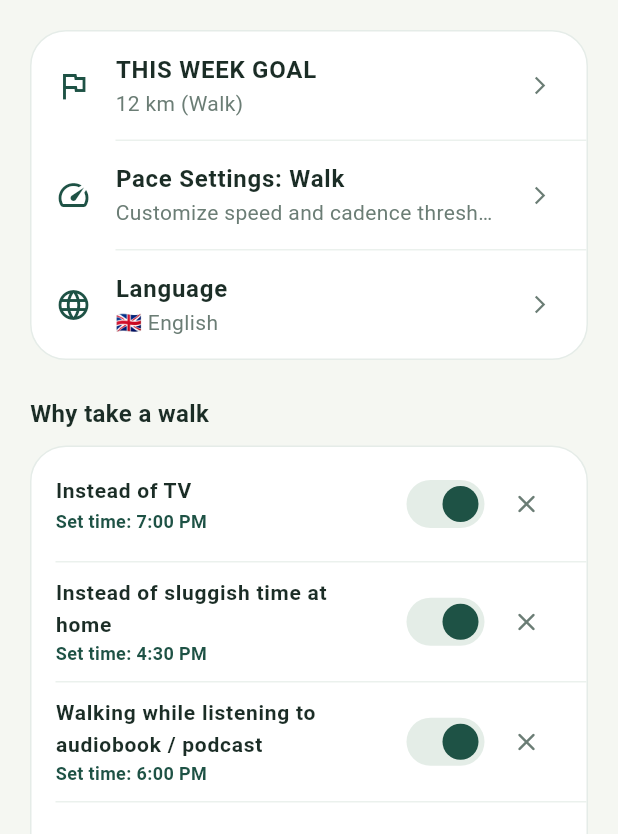
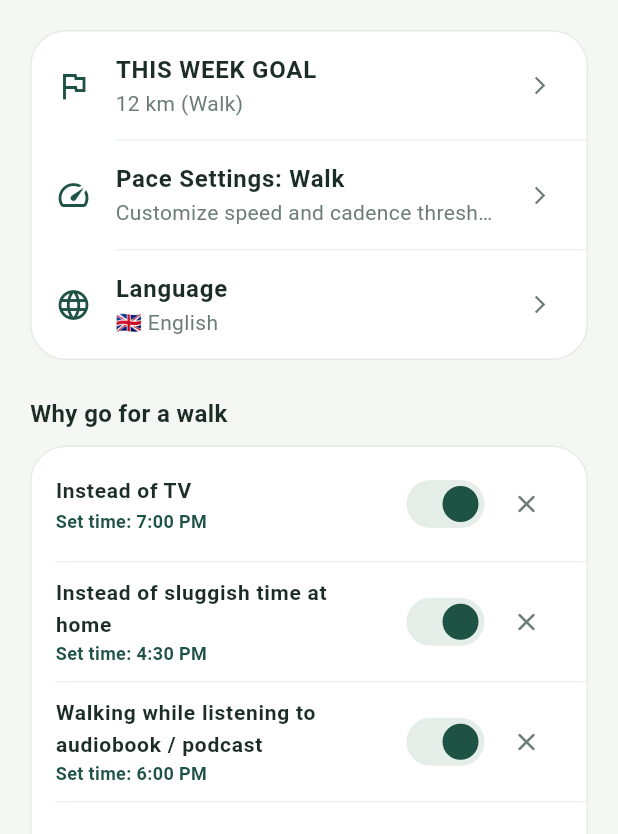
Before and after one commit to idawidmarys/capigo, a Flutter app: the SettingsScreen screen opened directly, after a tap on the "close" icon, on a phone screen of 412 x 824 dp, the part 402-1236 px from its top. Run offline on Flutter 3.47's test engine with Material 3 defaults, Android fonts, the phone set to English and light mode, and no system bars; our stand-ins replace device_preview, flutter_local_notifications, flutter_map, geolocator, image_picker, latlong2 and 4 more; accounts and stored records are empty.

Commit message:
fix: map auto-follow, notification bug after workout, goal header overflow, mode-aware habits title, OS language on permissions screen, localized workout notifications, chart label colors and distance precision
- tracking_provider: cancel timer and streams in _reset() before state clear so they cannot re-post notifications after workout ends (root cause of ghost lock-screen notification); add lang/activityName params to updateWorkoutNotification so notification shows localized activity name; startTracking accepts lang param
- active_workout_screen: replace unreliable addPostFrameCallback-in-build map follow with a dedicated TrackingProvider listener (didChangeDependencies + addListener) so map reliably centers on user and rotates heading-up during tracking
- home_screen: wrap weekly-goal header label in Expanded + overflow ellipsis so "CEL NA TEN TYDZIEŃ (NORDIC WALKING)" no longer pushes "Edytuj" off screen on narrow devices
- onboarding_screen: permissions step now uses LocalizationService.tr for title, description and button so the screen respects the detected OS language instead of always showing Polish
- settings_screen: "Dlaczego warto wyjść na spacer" section header is now mode-aware (spacer / pobiegać / pojechać na rower / Nordic Walking) for all four languages
- notification_service: ongoing always true during tracking (dismissed only via cancelWorkoutNotification); localized pause/resume/stop action labels; localized activity name in notification title; habits channel description updated
- workout_report_screen: step-dynamics chart Y-axis labels use AppColors.textMuted for readability; distance chart data points rounded to 2 decimal km so Y-axis shows clean values like 2.80 instead of many fractional digits

```diff
--- a/lib/screens/onboarding_screen.dart
+++ b/lib/screens/onboarding_screen.dart
@@ -694,16 +694,16 @@ class _OnboardingScreenState extends State<OnboardingScreen> {
             child: const Icon(Icons.security_rounded, color: AppColors.forestGreen, size: 48),
           ),
           const SizedBox(height: 24),
-          const Text(
-            'Dostęp do czujników i lokalizacji',
+          Text(
+            LocalizationService.tr('permissions_title', lang),
             textAlign: TextAlign.center,
-            style: TextStyle(fontSize: 22, fontWeight: FontWeight.w900, color: AppColors.textDark),
+            style: const TextStyle(fontSize: 22, fontWeight: FontWeight.w900, color: AppColors.textDark),
           ),
           const SizedBox(height: 12),
-          const Text(
-            'Aby precyzyjnie mierzyć przebyte kilometry, trasę i tempo oraz wysyłać motywujące przypomnienia, CapiGo potrzebuje zgody na dostęp do lokalizacji GPS i powiadomień.',
+          Text(
+            LocalizationService.tr('permissions_desc', lang),
             textAlign: TextAlign.center,
-            style: TextStyle(fontSize: 14, color: AppColors.textSecondary, height: 1.4),
+            style: const TextStyle(fontSize: 14, color: AppColors.textSecondary, height: 1.4),
           ),
           const SizedBox(height: 48),
 
@@ -716,9 +716,9 @@ class _OnboardingScreenState extends State<OnboardingScreen> {
                 backgroundColor: AppColors.forestGreen,
                 shape: RoundedRectangleBorder(borderRadius: BorderRadius.circular(18)),
               ),
-              child: const Text(
-                'Zezwól na dostęp i zaczynajmy',
-                style: TextStyle(fontSize: 16, fontWeight: FontWeight.bold, color: Colors.white),
+              child: Text(
+                LocalizationService.tr('grant_permissions', lang),
+                style: const TextStyle(fontSize: 16, fontWeight: FontWeight.bold, color: Colors.white),
               ),
             ),
           ),
--- a/lib/screens/settings_screen.dart
+++ b/lib/screens/settings_screen.dart
@@ -219,7 +219,7 @@ class SettingsScreen extends StatelessWidget {
 
           // Scheduled habit prompts header
           Text(
-            LocalizationService.tr('habits_title', lang),
+            _habitsTitle(lang, activeType),
             style: const TextStyle(
               fontSize: 16,
               fontWeight: FontWeight.bold,
@@ -653,4 +653,58 @@ class SettingsScreen extends StatelessWidget {
       ),
     );
   }
+
+  // Returns a mode-aware "Why go for a [walk/run/ride/nordic walk]" header.
+  static String _habitsTitle(String lang, ActivityType mode) {
+    switch (lang) {
+      case 'en':
+        switch (mode) {
+          case ActivityType.run:
+          case ActivityType.jog:
+            return 'Why go for a run';
+          case ActivityType.bike:
+            return 'Why go for a ride';
+          case ActivityType.nordicWalk:
+            return 'Why do Nordic walking';
+          default:
+            return 'Why go for a walk';
+        }
+      case 'de':
+        switch (mode) {
+          case ActivityType.run:
+          case ActivityType.jog:
+            return 'Warum laufen gehen';
+          case ActivityType.bike:
+            return 'Warum Fahrrad fahren';
+          case ActivityType.nordicWalk:
+            return 'Warum Nordic Walking';
+          default:
+            return 'Warum spazieren gehen';
+        }
+      case 'es':
+        switch (mode) {
+          case ActivityType.run:
+          case ActivityType.jog:
+            return 'Por qué salir a correr';
+          case ActivityType.bike:
+            return 'Por qué salir en bici';
+          case ActivityType.nordicWalk:
+            return 'Por qué hacer Nordic walking';
+          default:
+            return 'Por qué salir a caminar';
+        }
+      default: // 'pl'
+        switch (mode) {
+          case ActivityType.run:
+          case ActivityType.jog:
+            return 'Dlaczego warto pobiegać';
+          case ActivityType.bike:
+            return 'Dlaczego warto pojechać na rower';
+          case ActivityType.nordicWalk:
+            return 'Dlaczego warto wyjść na Nordic Walking';
+          default:
+            return 'Dlaczego warto wyjść na spacer';
+        }
+    }
+  }
 }
--- a/lib/services/notification_service.dart
+++ b/lib/services/notification_service.dart
@@ -15,7 +15,7 @@ class NotificationService {
   static const int workoutNotificationId = 999;
 
   static const String habitsChannelId = 'capigo_habits_reminders';
-  static const String habitsChannelName = 'CapiGo - Przypomnienia o spacerach';
+  static const String habitsChannelName = 'CapiGo - Przypomnienia o aktywności';
 
   static Future<void> initialize({Function(String action)? onNotificationAction}) async {
     if (kIsWeb) {
@@ -84,38 +84,55 @@ class NotificationService {
     return true;
   }
 
-  // Show or update the live workout notification on lock screen
+  /// Show or update the live workout notification on the lock screen.
+  /// [activityName] – localized activity name (e.g. "Spacer", "Walk").
+  /// [lang]         – user language code for localized labels.
   static Future<void> updateWorkoutNotification({
     required String duration,
     required double distanceKm,
     required int steps,
     required bool isPaused,
+    String lang = 'pl',
+    String activityName = '',
   }) async {
     if (kIsWeb) return;
     if (!_isInitialized) await initialize();
 
-    final String title = isPaused ? 'CapiGo - Trening wstrzymany ⏸️' : 'CapiGo - Spacer w toku 🦫';
-    final String body = '${distanceKm.toStringAsFixed(2)} km  •  $duration  •  $steps kroków';
+    final String pausedLabel = _localizedLabel(lang, 'paused');
+    final String inProgressLabel = _localizedLabel(lang, 'in_progress');
+    final String stepsLabel = _localizedLabel(lang, 'steps');
+
+    final String displayName = activityName.isNotEmpty ? activityName : 'CapiGo';
+    final String title = isPaused
+        ? 'CapiGo - $displayName $pausedLabel ⏸️'
+        : 'CapiGo - $displayName $inProgressLabel 🦫';
+    final String body =
+        '${distanceKm.toStringAsFixed(2)} km  •  $duration  •  $steps $stepsLabel';
+
+    final String resumeLabel = _localizedLabel(lang, 'resume');
+    final String pauseLabel = _localizedLabel(lang, 'pause');
+    final String stopLabel = _localizedLabel(lang, 'stop');
 
     final AndroidNotificationDetails androidDetails = AndroidNotificationDetails(
       workoutChannelId,
       workoutChannelName,
-      channelDescription: 'Powiadomienie na zablokowanym ekranie podczas trwania spaceru',
+      channelDescription: 'Powiadomienie na zablokowanym ekranie podczas trwania treningu',
       importance: Importance.low,
       priority: Priority.low,
-      ongoing: !isPaused,
+      // Always ongoing while tracking — dismissed ONLY via cancelWorkoutNotification()
+      ongoing: true,
       autoCancel: false,
       showWhen: false,
       visibility: NotificationVisibility.public,
       actions: <AndroidNotificationAction>[
         AndroidNotificationAction(
           isPaused ? 'resume_action' : 'pause_action',
-          isPaused ? 'Wznów' : 'Pauza',
+          isPaused ? resumeLabel : pauseLabel,
           showsUserInterface: true,
         ),
-        const AndroidNotificationAction(
+        AndroidNotificationAction(
           'stop_action',
-          'Zakończ',
+          stopLabel,
           showsUserInterface: true,
           cancelNotification: false,
         ),
@@ -149,7 +166,8 @@ class NotificationService {
     } catch (_) {}
   }
 
-  // Schedule daily habit notifications ("Dlaczego warto wyjść na spacer")
+  /// Schedule daily habit notifications.
+  /// Uses already-localized habit titles/prompts (which are mode-aware via [HabitItem.defaultHabitsForMode]).
   static Future<void> scheduleHabitNotifications(
     List<HabitItem> habits,
     String lang,
@@ -157,7 +175,7 @@ class NotificationService {
     if (kIsWeb) return;
     if (!_isInitialized) await initialize();
 
-    // Cancel all previously scheduled habit notifications (IDs 100 to 150)
+    // Cancel all previously scheduled habit notifications (IDs 100..149)
     for (int i = 0; i < 50; i++) {
       try {
         await _notificationsPlugin.cancel(id: 100 + i);
@@ -173,15 +191,7 @@ class NotificationService {
       final hour = habit.triggerTime!.hour;
       final minute = habit.triggerTime!.minute;
 
-      var scheduledDate = DateTime(
-        now.year,
-        now.month,
-        now.day,
-        hour,
-        minute,
-      );
-
-      // If already passed today, schedule for tomorrow
+      var scheduledDate = DateTime(now.year, now.month, now.day, hour, minute);
       if (scheduledDate.isBefore(now)) {
         scheduledDate = scheduledDate.add(const Duration(days: 1));
       }
@@ -191,7 +201,7 @@ class NotificationService {
       final androidDetails = AndroidNotificationDetails(
         habitsChannelId,
         habitsChannelName,
-        channelDescription: 'Codzienne motywujące powiadomienia o spacerze',
+        channelDescription: 'Codzienne motywujące powiadomienia o aktywności',
         importance: Importance.high,
         priority: Priority.high,
         visibility: NotificationVisibility.public,
@@ -221,4 +231,17 @@ class NotificationService {
       } catch (_) {}
     }
   }
+
+  // Helper: returns a localized short label for notification UI text.
+  static String _localizedLabel(String lang, String key) {
+    const labels = <String, Map<String, String>>{
+      'paused': {'pl': 'wstrzymany', 'en': 'paused', 'de': 'pausiert', 'es': 'en pausa'},
+      'in_progress': {'pl': 'w toku', 'en': 'in progress', 'de': 'läuft', 'es': 'en curso'},
+      'steps': {'pl': 'kroków', 'en': 'steps', 'de': 'Schritte', 'es': 'pasos'},
+      'resume': {'pl': 'Wznów', 'en': 'Resume', 'de': 'Fortsetzen', 'es': 'Reanudar'},
+      'pause': {'pl': 'Pauza', 'en': 'Pause', 'de': 'Pause', 'es': 'Pausa'},
+      'stop': {'pl': 'Zakończ', 'en': 'Finish', 'de': 'Beenden', 'es': 'Terminar'},
+    };
+    return labels[key]?[lang] ?? labels[key]?['en'] ?? key;
+  }
 }
```
Also changed, not shown: lib/providers/tracking_provider.dart (+22 -1 lines), lib/screens/active_workout_screen.dart (+63 -27 lines), lib/screens/home_screen.dart (+9 -3 lines), lib/screens/workout_report_screen.dart (+5 -3 lines).
